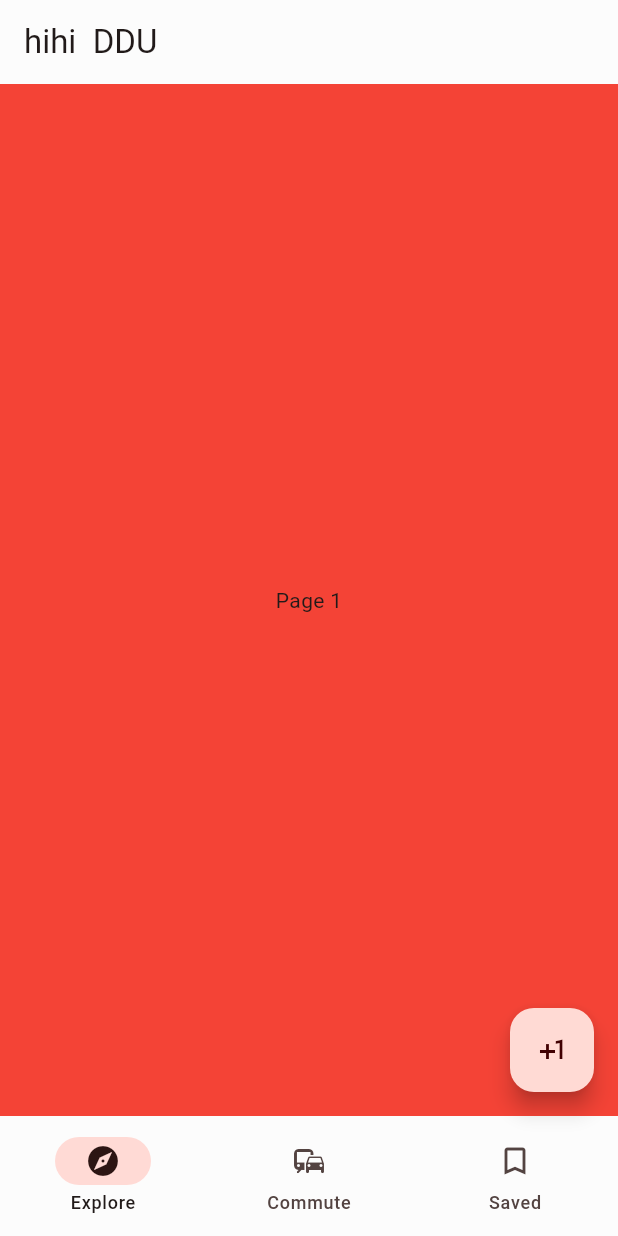
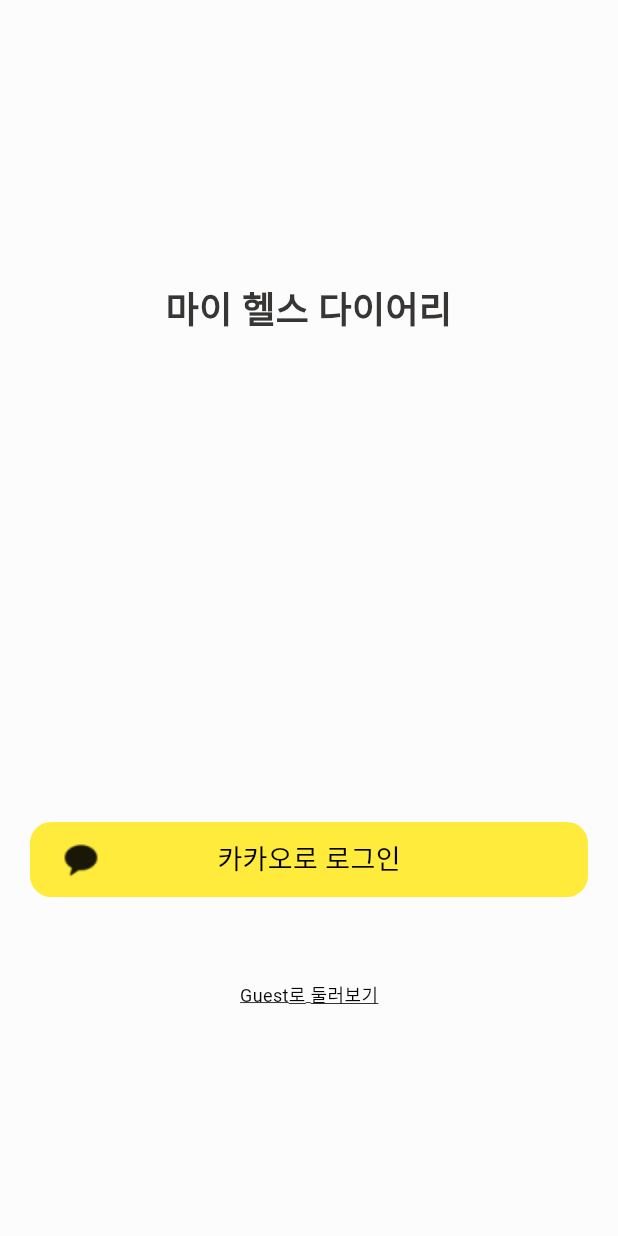
Before and after one commit to junddao/my_workout_diary_app, a Flutter app: the screen it shows after launch, on a phone screen of 412 x 824 dp. Run offline on Flutter 3.47's test engine with Material 2 defaults, Android fonts, the phone set to English and light mode, and no system bars; our stand-ins replace device_info_plus, dio, font_awesome_flutter, logger, package_info_plus, shared_preferences; Roboto replaces fonts that are missing (NotoSansKR).

Commit message:
:art: add login widget(just design)

```diff
--- a/lib/global/service/api_service.dart
+++ b/lib/global/service/api_service.dart
@@ -3,8 +3,8 @@ import 'dart:io';
 
 import 'package:device_info_plus/device_info_plus.dart';
 import 'package:dio/dio.dart';
-import 'package:my_workout_diary_app/model/model_config.dart';
-import 'package:my_workout_diary_app/model/model_shared_preferences.dart';
+import 'package:my_workout_diary_app/global/model/model_config.dart';
+import 'package:my_workout_diary_app/global/model/model_shared_preferences.dart';
 import 'package:package_info_plus/package_info_plus.dart';
 
 class ApiService {
--- a/lib/global/style/constants.dart
+++ b/lib/global/style/constants.dart
@@ -1,5 +1,5 @@
 import 'package:flutter/material.dart';
-import 'package:my_workout_diary_app/global/style/dscolors.dart';
+import 'package:my_workout_diary_app/global/style/ds_colors.dart';
 
 const String test_image_url =
     'https://upload.wikimedia.org/wikipedia/commons/5/5f/%ED%95%9C%EA%B3%A0%EC%9D%80%2C_%EB%AF%B8%EC%86%8C%EA%B0%80_%EC%95%84%EB%A6%84%EB%8B%A4%EC%9B%8C~_%281%29.jpg';
--- a/lib/main.dart
+++ b/lib/main.dart
@@ -1,6 +1,7 @@
 import 'package:flutter/material.dart';
 import 'package:my_workout_diary_app/global/style/lib_color_schemes.g.dart';
 import 'package:my_workout_diary_app/page_home.dart';
+import 'package:my_workout_diary_app/route.dart';
 
 void main() {
   runApp(const MyApp());
@@ -23,6 +24,8 @@ class MyApp extends StatelessWidget {
         colorScheme: darkColorScheme,
       ),
       themeMode: ThemeMode.system,
+      onGenerateRoute: Routers.generateRoute,
+      debugShowCheckedModeBanner: false,
       home: const PageHome(),
     );
   }
--- a/lib/page_home.dart
+++ b/lib/page_home.dart
@@ -1,4 +1,8 @@
 import 'package:flutter/material.dart';
+import 'package:my_workout_diary_app/global/model/model_shared_preferences.dart';
+import 'package:my_workout_diary_app/global/style/constants.dart';
+import 'package:my_workout_diary_app/page_tabs.dart';
+import 'package:shared_preferences/shared_preferences.dart';
 
 class PageHome extends StatefulWidget {
   const PageHome({Key? key}) : super(key: key);
@@ -11,55 +15,43 @@ class _PageHomeState extends State<PageHome> {
   int currentPageIndex = 0;
   @override
   Widget build(BuildContext context) {
+    return const PageHomeView();
+  }
+}
+
+class PageHomeView extends StatefulWidget {
+  const PageHomeView({Key? key}) : super(key: key);
+
+  @override
+  State<PageHomeView> createState() => _PageHomeViewState();
+}
+
+class _PageHomeViewState extends State<PageHomeView> {
+  @override
+  void initState() {
+    super.initState();
+
+    Future.microtask(() => _isLogin());
+  }
+
+  void _isLogin() async {
+    String? myToken = await ModelSharedPreferences.readToken();
+
+    if (myToken == '') {
+      // 토큰 가져오는 api 호출
+      Navigator.of(context).pushNamedAndRemoveUntil('PageLogin', (route) => false);
+    }
+  }
+
+  @override
+  Widget build(BuildContext context) {
+    SizeConfig().init(context);
     return Scaffold(
-      appBar: AppBar(
-        title: Text('hihi  DDU'),
-        centerTitle: false,
-      ),
-      floatingActionButton: FloatingActionButton(
-        onPressed: () {},
-        child: Icon(Icons.plus_one),
-      ),
-      body: <Widget>[
-        Container(
-          color: Colors.red,
-          alignment: Alignment.center,
-          child: const Text('Page 1'),
-        ),
-        Container(
-          color: Colors.green,
-          alignment: Alignment.center,
-          child: const Text('Page 2'),
-        ),
-        Container(
-          color: Colors.blue,
-          alignment: Alignment.center,
-          child: const Text('Page 3'),
-        ),
-      ][currentPageIndex],
-      bottomNavigationBar: NavigationBar(
-        onDestinationSelected: (int index) {
-          setState(() {
-            currentPageIndex = index;
-          });
-        },
-        selectedIndex: currentPageIndex,
-        destinations: const <Widget>[
-          NavigationDestination(
-            icon: Icon(Icons.explore),
-            label: 'Explore',
-          ),
-          NavigationDestination(
-            icon: Icon(Icons.commute),
-            label: 'Commute',
-          ),
-          NavigationDestination(
-            selectedIcon: Icon(Icons.bookmark),
-            icon: Icon(Icons.bookmark_border),
-            label: 'Saved',
-          ),
-        ],
-      ),
+      body: _body(),
     );
   }
+
+  Widget _body() {
+    return const PageTabs();
+  }
 }
--- /dev/null
+++ b/lib/pages/01_login/page_login.dart
@@ -0,0 +1,146 @@
+import 'dart:io';
+
+import 'package:flutter/material.dart';
+import 'package:flutter/src/foundation/key.dart';
+import 'package:flutter/src/widgets/framework.dart';
+import 'package:font_awesome_flutter/font_awesome_flutter.dart';
+import 'package:my_workout_diary_app/global/model/model_shared_preferences.dart';
+import 'package:my_workout_diary_app/global/style/ds_colors.dart';
+import 'package:my_workout_diary_app/global/style/ds_text_styles.dart';
+
+class PageLogin extends StatefulWidget {
+  const PageLogin({Key? key}) : super(key: key);
+
+  @override
+  State<PageLogin> createState() => _PageLoginState();
+}
+
+class _PageLoginState extends State<PageLogin> {
+  @override
+  Widget build(BuildContext context) {
+    return const PageLoginView();
+  }
+}
+
+class PageLoginView extends StatefulWidget {
+  const PageLoginView({Key? key}) : super(key: key);
+
+  @override
+  State<PageLoginView> createState() => _PageLoginViewState();
+}
+
+class _PageLoginViewState extends State<PageLoginView> {
+  @override
+  Widget build(BuildContext context) {
+    return Scaffold(
+      body: _body(),
+    );
+  }
+
+  Widget _body() {
+    return Center(
+      child: Column(
+        mainAxisAlignment: MainAxisAlignment.center,
+        crossAxisAlignment: CrossAxisAlignment.center,
+        children: [
+          const Expanded(
+            flex: 5,
+            child: Center(
+              child: Text('마이 헬스 다이어리', style: DSTextStyles.bold24Grey06),
+            ),
+          ),
+          Expanded(
+            flex: 5,
+            child: Column(
+              mainAxisAlignment: MainAxisAlignment.center,
+              children: [
+                _buildKakaoLogin(),
+                Platform.isIOS ? const SizedBox(height: 20.0) : const SizedBox.shrink(),
+                Platform.isIOS ? _buildAppleLogin() : const SizedBox.shrink(),
+                const SizedBox(height: 40.0),
+                _buildGuestLogin(),
+              ],
+            ),
+          ),
+        ],
+      ),
+    );
+  }
+
+  _buildAppleLogin() {
+    Size size = MediaQuery.of(context).size;
+    return InkWell(
+      onTap: () async {},
+      child: Container(
+        width: size.width - 40,
+        height: 50,
+        decoration: BoxDecoration(
+          borderRadius: BorderRadius.circular(14),
+          color: Colors.black,
+        ),
+        child: Row(
+          mainAxisAlignment: MainAxisAlignment.center,
+          children: const [
+            SizedBox(width: 22),
+            Icon(
+              FontAwesomeIcons.apple,
+              size: 24,
+              color: DSColors.white,
+            ),
+            Spacer(),
+            Text('Apple로 로그인', style: DSTextStyles.regular18white),
+            Spacer(),
+            SizedBox(width: 24),
+            SizedBox(width: 22),
+          ],
+        ),
+      ),
+    );
+  }
+
+  _buildKakaoLogin() {
+    Size size = MediaQuery.of(context).size;
+    return InkWell(
+      onTap: () async {},
+      child: Container(
+        width: size.width - 40,
+        height: 50,
+        decoration: BoxDecoration(
+          borderRadius: BorderRadius.circular(14),
+          color: Colors.yellow,
+        ),
+        child: Row(
+          mainAxisAlignment: MainAxisAlignment.center,
+          children: [
+            const SizedBox(width: 22),
+            Image.asset(
+              "assets/images/ic_logo_kakao.png",
+              width: 24,
+              height: 24,
+            ),
+            const Spacer(),
+            const Text('카카오로 로그인', style: DSTextStyles.regular18black),
+            const Spacer(),
+            const SizedBox(width: 24),
+            const SizedBox(width: 22),
+          ],
+        ),
+      ),
+    );
+  }
+
+  _buildGuestLogin() {
+    return Container(
+      width: double.infinity,
+      height: 50,
+      child: Center(
+        child: InkWell(
+          onTap: () async {
+            Navigator.of(context).pushNamedAndRemoveUntil('PageTabs', (route) => false);
+          },
+          child: const Text('Guest로 둘러보기', style: DSTextStyles.regular12BlackUnderLine),
+        ),
+      ),
+    );
+  }
+}
--- /dev/null
+++ b/lib/route.dart
@@ -0,0 +1,163 @@
+import 'package:flutter/cupertino.dart';
+import 'package:flutter/material.dart';
+import 'package:my_workout_diary_app/page_tabs.dart';
+import 'package:my_workout_diary_app/pages/01_login/page_login.dart';
+
+class Routers {
+  static Route<dynamic> generateRoute(RouteSettings settings) {
+    dynamic arguments = settings.arguments;
+
+    switch (settings.name) {
+      case 'PageTabs':
+        return CupertinoPageRoute(
+          builder: (_) => PageTabs(),
+          settings: settings,
+        );
+
+      case 'PageLogin':
+        return CupertinoPageRoute(
+          builder: (_) => PageLogin(),
+          settings: settings,
+        );
+
+      // case 'PageSplash':
+      //   return CupertinoPageRoute(
+      //     builder: (_) => PageSplash(),
+      //     settings: settings,
+      //   );
+
+      // case 'PageAgreement':
+      //   return CupertinoPageRoute(
+      //     builder: (_) => PageAgreement(),
+      //     settings: settings,
+      //   );
+
+      // case 'PageMap':
+      //   return CupertinoPageRoute(
+      //     builder: (_) => PageMap(
+      //       pinId: arguments,
+      //     ),
+      //     settings: settings,
+      //   );
+      // case 'PageSetLocation':
+      //   return CupertinoPageRoute(
+      //     builder: (_) => PageSetLocation(),
+      //     settings: settings,
+      //   );
+
+      // case 'PagePost':
+      //   return CupertinoPageRoute(
+      //     builder: (_) => PagePost(),
+      //     settings: settings,
+      //   );
+
+      // case 'PageMyPost':
+      //   return CupertinoPageRoute(
+      //     builder: (_) => PageMyPost(),
+      //     settings: settings,
+      //   );
+      // case 'PageUserPost':
+      //   return CupertinoPageRoute(
+      //     builder: (_) => PageUserPost(),
+      //     settings: settings,
+      //   );
+
+      // case 'PagePopularPost':
+      //   return CupertinoPageRoute(
+      //     builder: (_) => PagePopularPost(),
+      //     settings: settings,
+      //   );
+
+      // case 'PagePostCreate':
+      //   return CupertinoPageRoute(
+      //     builder: (_) => PagePostCreate(),
+      //     settings: settings,
+      //   );
+
+      // case 'PageSelectLocation':
+      //   return CupertinoPageRoute(
+      //     builder: (_) => PageSelectLocation(),
+      //     settings: settings,
+      //   );
+
+      // case 'PagePostDetail':
+      //   return CupertinoPageRoute(
+      //     builder: (_) => PagePostDetail(),
+      //     settings: settings,
+      //   );
+
+      // case 'PagePostCommunity':
+      //   return CupertinoPageRoute(
+      //     builder: (_) => PagePostCommunity(),
+      //     settings: settings,
+      //   );
+
+      // case 'PageOtherUser':
+      //   return CupertinoPageRoute(
+      //     builder: (_) => PageOtherUser(
+      //       userId: arguments,
+      //     ),
+      //     settings: settings,
+      //   );
+
+      // case 'PageUserSetting':
+      //   return CupertinoPageRoute(
+      //     builder: (_) => PageUserSetting(),
+      //     settings: settings,
+      //   );
+
+      // case 'DSPhotoViewer':
+      //   return CupertinoPageRoute(
+      //     builder: (_) => DSPhotoViewer(
+      //       filePath: arguments,
+      //     ),
+      //     settings: settings,
+      //   );
+
+      // case 'PageIntroSlider':
+      //   return CupertinoPageRoute(
+      //     builder: (_) => PageIntroSlider(),
+      //     settings: settings,
+      //   );
+
+      // case 'PageBlock':
+      //   return CupertinoPageRoute(
+      //     builder: (_) => PageBlock(),
+      //     settings: settings,
+      //   );
+
+      // case 'PageConfirm':
+      //   return CupertinoPageRoute(
+      //     builder: (_) => PageConfirm(
+      //       title: arguments[0],
+      //       contents1: arguments[1],
+      //       contents2: arguments[2],
+      //     ),
+      //     settings: settings,
+      //   );
+
+      default:
+        return CupertinoPageRoute(
+          builder: (_) => Scaffold(
+            body: Center(
+              child: Text('${settings.name} 는 lib/route.dart에 정의 되지 않았습니다.'),
+            ),
+          ),
+        );
+    }
+  }
+
+  static loadMain(BuildContext context) {
+    Navigator.of(context).pushNamedAndRemoveUntil('PageTabs', (route) => false);
+    // if (Singleton.shared.userData!.user!.agreeTerms == true) {
+    //   Navigator.of(context)
+    //       .pushNamedAndRemoveUntil('PageTabs', (route) => false);
+    // } else {
+    //   Navigator.of(context).pushNamedAndRemoveUntil(
+    //     'PageAgreement',
+    //     (route) => false,
+    //     arguments: true,
+    //   );
+    // }
+  }
+}
--- a/pubspec.yaml
+++ b/pubspec.yaml
@@ -33,6 +33,7 @@ dependencies:
   flutter:
     sdk: flutter
   flutter_native_splash: ^2.2.2
+  font_awesome_flutter: ^10.1.0
   intl: ^0.17.0
   logger: ^1.1.0
   package_info_plus: ^1.4.2
@@ -52,6 +53,8 @@ flutter:
   # the material Icons class.
   uses-material-design: true
   assets:
+    - assets/icons/
+    - assets/texts/
     - assets/images/
   # To add assets to your application, add an assets section, like this:
   # assets:
```
Also changed, not shown: lib/global/style/ds_text_styles.dart (renamed from lib/global/style/dstextstyles.dart, +19 -37 lines), lib/page_tabs.dart (renamed from lib/page_tab.dart, +4 -4 lines), assets/images/ic_logo_kakao.png (added), lib/global/model/model_config.dart (renamed from lib/model/model_config.dart), lib/global/model/model_shared_preferences.dart (renamed from lib/model/model_shared_preferences.dart), lib/global/style/ds_colors.dart (renamed from lib/global/style/dscolors.dart), pubspec.lock.
